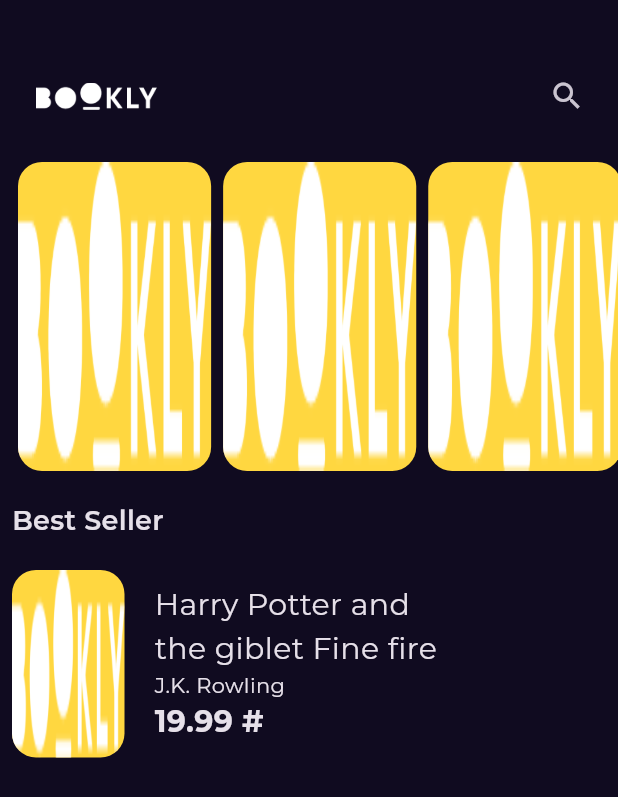
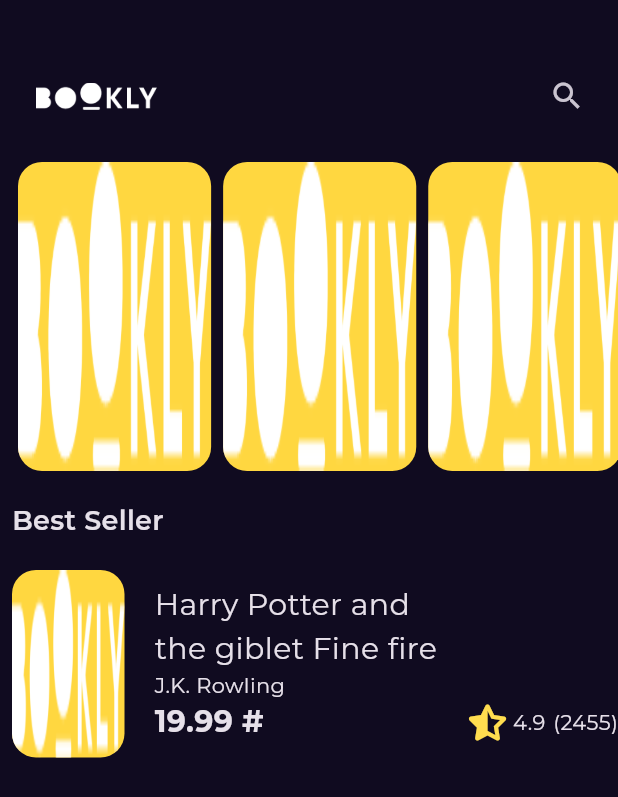
Before and after one commit to Mohamedgamaal16/BooklyApp, a Flutter app: the screen it shows after launch, on a phone screen of 412 x 824 dp. Shown: the top 797 px of the screen. Run offline on Flutter 3.47's test engine with Material 3 defaults, Android fonts, the phone set to English and light mode, and no system bars; our stand-ins replace font_awesome_flutter, get, google_fonts.

Commit message:
book rating item and best seller item done

```diff
--- a/lib/features/home_page/presention/views/widgets/best_seller_list_view_item.dart
+++ b/lib/features/home_page/presention/views/widgets/best_seller_list_view_item.dart
@@ -1,4 +1,5 @@
 import 'package:bookly_gemy/core/utils/assets.dart';
+import 'package:bookly_gemy/features/home_page/presention/views/widgets/book_rating_item.dart';
 import 'package:bookly_gemy/styles.dart';
 import 'package:flutter/material.dart';
 
@@ -28,7 +29,8 @@ class BestSellerListViewItem extends StatelessWidget {
         const SizedBox(
           width: 20,
         ),
-        Column(
+        Expanded(
+          child: Column(
             crossAxisAlignment: CrossAxisAlignment.start,
             children: [
               SizedBox(
@@ -43,14 +45,22 @@ class BestSellerListViewItem extends StatelessWidget {
               const Text(
                 'J.K. Rowling',
                 style: Styles.textStyle14,
-            )
-           ,  const SizedBox(
+              ),
+              const SizedBox(
                 width: 3,
-        ),  Text(
+              ),
+              Row(
+                children: [
+                  Text(
                     '19.99 # ',
-              style: Styles.textStyle20.copyWith(fontWeight: FontWeight.bold),
+                    style:
+                        Styles.textStyle20.copyWith(fontWeight: FontWeight.bold),
+                  ),const Spacer(),
+                  const BookRatingItem()
+                ],
               )
             ],
+          ),
         )
       ],
     );
--- /dev/null
+++ b/lib/features/home_page/presention/views/widgets/book_rating_item.dart
@@ -0,0 +1,33 @@
+import 'package:bookly_gemy/styles.dart';
+import 'package:flutter/material.dart';
+import 'package:font_awesome_flutter/font_awesome_flutter.dart';
+
+class BookRatingItem extends StatelessWidget {
+  const BookRatingItem({super.key});
+
+  @override
+  Widget build(BuildContext context) {
+    return const Row(
+      children: [
+        Icon(
+          FontAwesomeIcons.solidStarHalfStroke,
+          color: Color(0xffFFDD4F),
+        ),
+        SizedBox(
+          width: 6.3,
+        ),
+        Text(
+          '4.9',
+          style: Styles.textStyle14,
+        ),
+        SizedBox(
+          width: 5,
+        ),
+        Text(
+          '(2455)',
+          style: Styles.textStyle14,
+        )
+      ],
+    );
+  }
+}
--- a/pubspec.yaml
+++ b/pubspec.yaml
@@ -37,6 +37,7 @@ dependencies:
   cupertino_icons: ^1.0.2
   get: ^4.6.6
   google_fonts: ^6.1.0
+  font_awesome_flutter: ^10.7.0
 
 dev_dependencies:
   flutter_test:
```
Also changed, not shown: pubspec.lock. Lines whose indentation alone changed are shown as unchanged.
